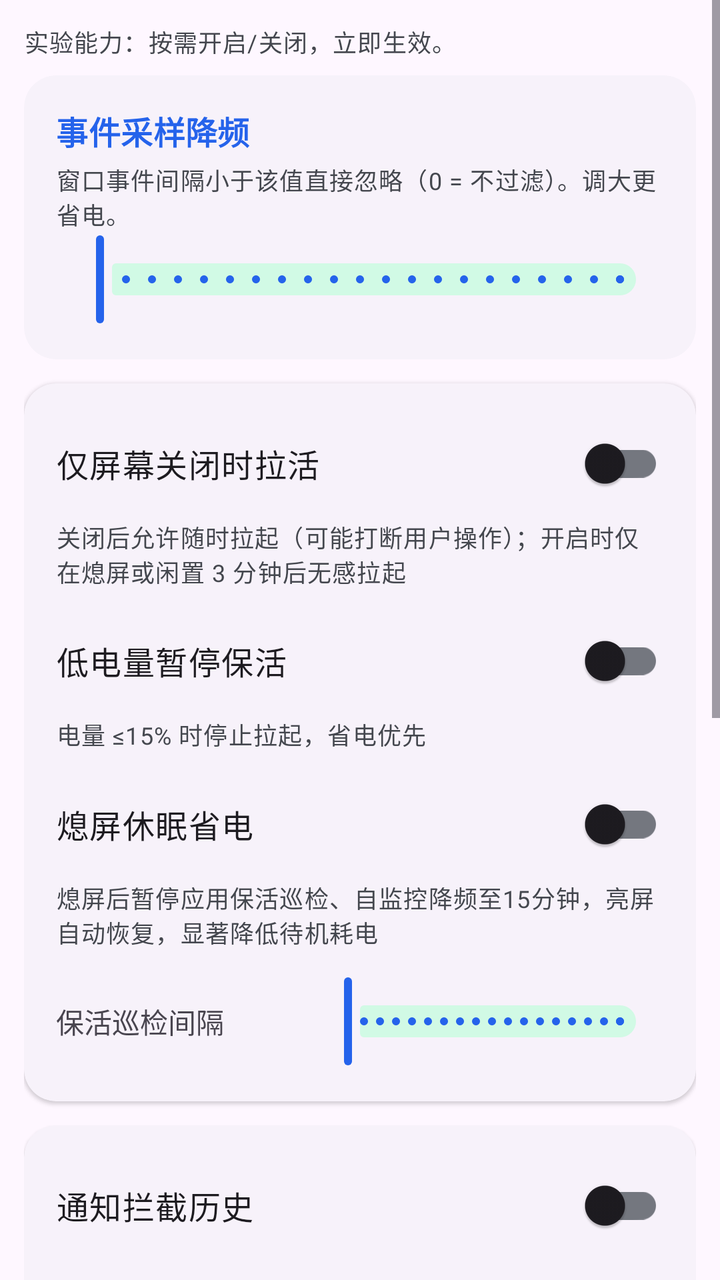
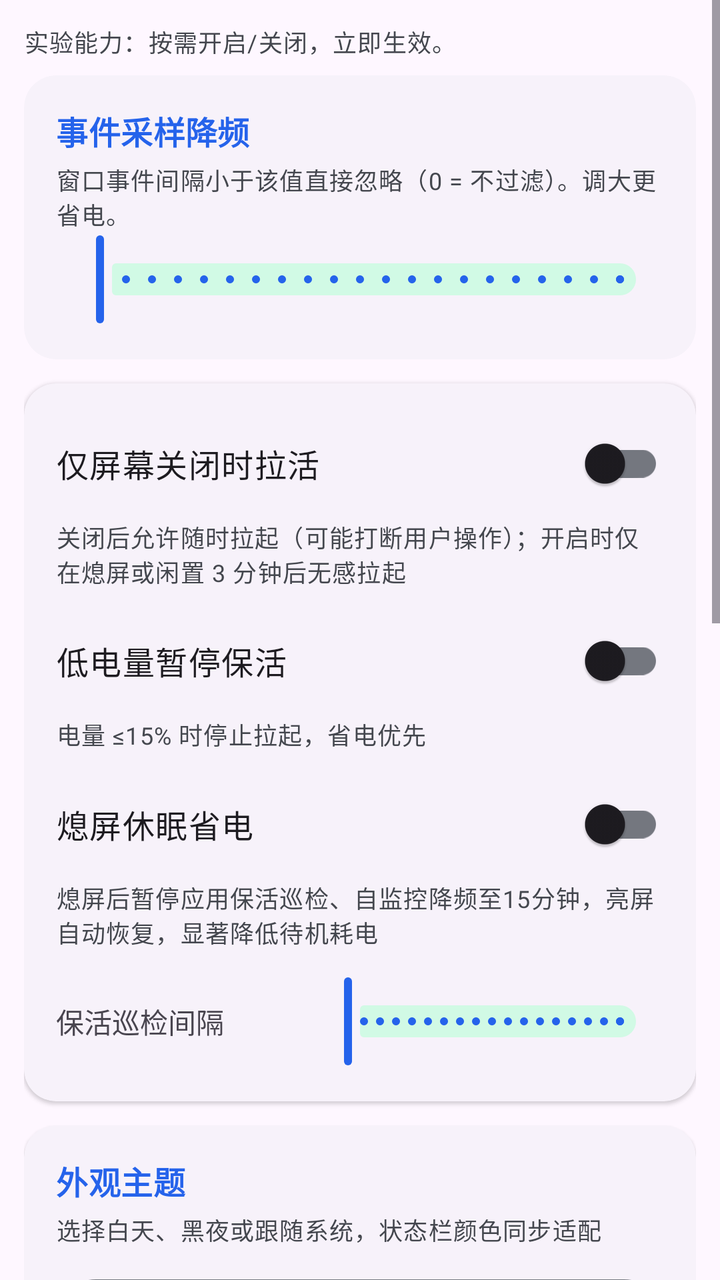

Before-and-after screenshots of an Android layout around one commit, followed by the original layout XML and the change that was made.
<!-- AndroidManifest.xml: application theme Theme.AccessibilityManagerPro -->
<!-- res/layout/fragment_exp.xml -->
<?xml version="1.0" encoding="utf-8"?>
<ScrollView xmlns:android="http://schemas.android.com/apk/res/android"
    xmlns:app="http://schemas.android.com/apk/res-auto"
    android:layout_width="match_parent"
    android:layout_height="match_parent"
    android:fillViewport="true"
    android:clipToPadding="false"
    android:paddingBottom="88dp">

    <LinearLayout
        android:layout_width="match_parent"
        android:layout_height="wrap_content"
        android:orientation="vertical"
        android:padding="12dp">

        <TextView
            android:layout_width="match_parent"
            android:layout_height="wrap_content"
            android:text="@string/exp_hint"
            android:textAppearance="?attr/textAppearanceBodySmall"
            android:textColor="?attr/colorOnSurfaceVariant" />

        
        <com.google.android.material.card.MaterialCardView
            style="@style/Widget.Card"
            android:layout_width="match_parent"
            android:layout_height="wrap_content"
            android:layout_marginTop="8dp">

            <LinearLayout
                android:layout_width="match_parent"
                android:layout_height="wrap_content"
                android:orientation="vertical"
                android:padding="16dp">

                <LinearLayout
                    android:layout_width="match_parent"
                    android:layout_height="wrap_content"
                    android:orientation="horizontal"
                    android:gravity="center_vertical">

                    <TextView
                        style="@style/TextAppearance.Section"
                        android:layout_width="0dp"
                        android:layout_height="wrap_content"
                        android:layout_weight="1"
                        android:text="@string/exp_throttle" />

                    <TextView
                        android:id="@+id/tv_throttle"
                        android:layout_width="wrap_content"
                        android:layout_height="wrap_content"
                        android:textColor="?attr/colorPrimary"
                        android:textStyle="bold" />
                </LinearLayout>

                <TextView
                    android:layout_width="match_parent"
                    android:layout_height="wrap_content"
                    android:layout_marginTop="4dp"
                    android:text="@string/exp_throttle_desc"
                    android:textAppearance="?attr/textAppearanceBodySmall"
                    android:textColor="?attr/colorOnSurfaceVariant" />

                <com.google.android.material.slider.Slider
                    android:id="@+id/slider_throttle"
                    android:layout_width="match_parent"
                    android:layout_height="wrap_content"
                    android:valueFrom="0"
                    android:valueTo="1000"
                    android:stepSize="50"
                    app:labelBehavior="gone" />
            </LinearLayout>
        </com.google.android.material.card.MaterialCardView>

        
        <com.google.android.material.card.MaterialCardView
            style="@style/Widget.Card"
            android:layout_width="match_parent"
            android:layout_height="wrap_content"
            android:layout_marginTop="12dp">

            <LinearLayout
                android:layout_width="match_parent"
                android:layout_height="wrap_content"
                android:orientation="vertical"
                android:padding="16dp">

                <LinearLayout
                    android:layout_width="match_parent"
                    android:layout_height="wrap_content"
                    android:orientation="horizontal"
                    android:gravity="center_vertical">

                    <TextView
                        android:layout_width="0dp"
                        android:layout_height="wrap_content"
                        android:layout_weight="1"
                        android:text="@string/exp_screenoff_only"
                        android:textAppearance="?attr/textAppearanceBodyLarge" />

                    <com.google.android.material.switchmaterial.SwitchMaterial
                        android:id="@+id/switch_screenoff"
                        android:layout_width="wrap_content"
                        android:layout_height="wrap_content" />
                </LinearLayout>

                <TextView
                    android:layout_width="match_parent"
                    android:layout_height="wrap_content"
                    android:layout_marginTop="4dp"
                    android:text="@string/exp_screenoff_only_desc"
                    android:textAppearance="?attr/textAppearanceBodySmall"
                    android:textColor="?attr/colorOnSurfaceVariant" />

                <LinearLayout
                    android:layout_width="match_parent"
                    android:layout_height="wrap_content"
                    android:orientation="horizontal"
                    android:gravity="center_vertical"
                    android:layout_marginTop="12dp">

                    <TextView
                        android:layout_width="0dp"
                        android:layout_height="wrap_content"
                        android:layout_weight="1"
                        android:text="@string/exp_low_battery"
                        android:textAppearance="?attr/textAppearanceBodyLarge" />

                    <com.google.android.material.switchmaterial.SwitchMaterial
                        android:id="@+id/switch_lowbattery"
                        android:layout_width="wrap_content"
                        android:layout_height="wrap_content" />
                </LinearLayout>

                <TextView
                    android:layout_width="match_parent"
                    android:layout_height="wrap_content"
                    android:layout_marginTop="4dp"
                    android:text="@string/exp_low_battery_desc"
                    android:textAppearance="?attr/textAppearanceBodySmall"
                    android:textColor="?attr/colorOnSurfaceVariant" />

                <LinearLayout
                    android:layout_width="match_parent"
                    android:layout_height="wrap_content"
                    android:orientation="horizontal"
                    android:gravity="center_vertical"
                    android:layout_marginTop="12dp">

                    <TextView
                        android:layout_width="0dp"
                        android:layout_height="wrap_content"
                        android:layout_weight="1"
                        android:text="@string/exp_doze_mode"
                        android:textAppearance="?attr/textAppearanceBodyLarge" />

                    <com.google.android.material.switchmaterial.SwitchMaterial
                        android:id="@+id/switch_doze"
                        android:layout_width="wrap_content"
                        android:layout_height="wrap_content" />
                </LinearLayout>

                <TextView
                    android:layout_width="match_parent"
                    android:layout_height="wrap_content"
                    android:layout_marginTop="4dp"
                    android:text="@string/exp_doze_mode_desc"
                    android:textAppearance="?attr/textAppearanceBodySmall"
                    android:textColor="?attr/colorOnSurfaceVariant" />

                <LinearLayout
                    android:layout_width="match_parent"
                    android:layout_height="wrap_content"
                    android:orientation="horizontal"
                    android:gravity="center_vertical"
                    android:layout_marginTop="12dp">

                    <TextView
                        android:layout_width="0dp"
                        android:layout_height="wrap_content"
                        android:layout_weight="1"
                        android:text="@string/exp_interval" />

                    <TextView
                        android:id="@+id/tv_interval"
                        android:layout_width="wrap_content"
                        android:layout_height="wrap_content"
                        android:textColor="?attr/colorPrimary"
                        android:textStyle="bold" />

                    <com.google.android.material.slider.Slider
                        android:id="@+id/slider_interval"
                        android:layout_width="180dp"
                        android:layout_height="wrap_content"
                        android:valueFrom="10"
                        android:valueTo="300"
                        android:stepSize="5"
                        app:labelBehavior="gone" />
                </LinearLayout>
            </LinearLayout>
        </com.google.android.material.card.MaterialCardView>

        
        <com.google.android.material.card.MaterialCardView
            style="@style/Widget.Card"
            android:layout_width="match_parent"
            android:layout_height="wrap_content"
            android:layout_marginTop="12dp">

            <LinearLayout
                android:layout_width="match_parent"
                android:layout_height="wrap_content"
                android:orientation="vertical"
                android:padding="16dp">

                <LinearLayout
                    android:layout_width="match_parent"
                    android:layout_height="wrap_content"
                    android:orientation="horizontal"
                    android:gravity="center_vertical">

                    <TextView
                        android:layout_width="0dp"
                        android:layout_height="wrap_content"
                        android:layout_weight="1"
                        android:text="@string/exp_notif_history"
                        android:textAppearance="?attr/textAppearanceBodyLarge" />

                    <com.google.android.material.switchmaterial.SwitchMaterial
                        android:id="@+id/switch_notif_history"
                        android:layout_width="wrap_content"
                        android:layout_height="wrap_content" />
                </LinearLayout>

                <LinearLayout
                    android:layout_width="match_parent"
                    android:layout_height="wrap_content"
                    android:orientation="horizontal"
                    android:gravity="center_vertical"
                    android:layout_marginTop="8dp">

                    <TextView
                        android:layout_width="0dp"
                        android:layout_height="wrap_content"
                        android:layout_weight="1"
                        android:text="@string/exp_notif_override"
                        android:textAppearance="?attr/textAppearanceBodyLarge" />

                    <com.google.android.material.switchmaterial.SwitchMaterial
                        android:id="@+id/switch_notif_override"
                        android:layout_width="wrap_content"
                        android:layout_height="wrap_content" />
                </LinearLayout>

                <TextView
                    android:layout_width="match_parent"
                    android:layout_height="wrap_content"
                    android:layout_marginTop="4dp"
                    android:text="@string/exp_notif_override_desc"
                    android:textAppearance="?attr/textAppearanceBodySmall"
                    android:textColor="?attr/colorOnSurfaceVariant" />
            </LinearLayout>
        </com.google.android.material.card.MaterialCardView>

        
        <com.google.android.material.card.MaterialCardView
            style="@style/Widget.Card"
            android:layout_width="match_parent"
            android:layout_height="wrap_content"
            android:layout_marginTop="12dp">

            <LinearLayout
                android:layout_width="match_parent"
                android:layout_height="wrap_content"
                android:orientation="vertical"
                android:padding="16dp">

                <TextView
                    style="@style/TextAppearance.Section"
                    android:layout_width="wrap_content"
                    android:layout_height="wrap_content"
                    android:text="@string/exp_tools" />

                <TextView
                    android:id="@+id/tv_selftest"
                    android:layout_width="match_parent"
                    android:layout_height="wrap_content"
                    android:layout_marginTop="8dp"
                    android:textAppearance="?attr/textAppearanceBodyMedium" />

                <com.google.android.material.button.MaterialButton
                    android:id="@+id/btn_root_check"
                    style="@style/Widget.Material3.Button.TonalButton"
                    android:layout_width="wrap_content"
                    android:layout_height="wrap_content"
                    android:layout_marginTop="8dp"
                    android:text="@string/exp_root_check" />

                <com.google.android.material.button.MaterialButton
                    android:id="@+id/btn_relaunch_test"
                    style="@style/Widget.Material3.Button.TonalButton"
                    android:layout_width="wrap_content"
                    android:layout_height="wrap_content"
                    android:layout_marginTop="8dp"
                    android:text="@string/exp_relaunch_test" />

                <TextView
                    android:id="@+id/tv_about"
                    android:layout_width="match_parent"
                    android:layout_height="wrap_content"
                    android:layout_marginTop="12dp"
                    android:textAppearance="?attr/textAppearanceBodySmall"
                    android:textColor="?attr/colorOnSurfaceVariant" />
            </LinearLayout>
        </com.google.android.material.card.MaterialCardView>
    </LinearLayout>
</ScrollView>
<!-- resources referenced by this layout -->
<resources>
  <string name="exp_doze_mode">熄屏休眠省电</string>
  <string name="exp_doze_mode_desc">熄屏后暂停应用保活巡检、自监控降频至15分钟，亮屏自动恢复，显著降低待机耗电</string>
  <string name="exp_hint">实验能力：按需开启/关闭，立即生效。</string>
  <string name="exp_interval">保活巡检间隔</string>
  <string name="exp_low_battery">低电量暂停保活</string>
  <string name="exp_low_battery_desc">电量 ≤15% 时停止拉起，省电优先</string>
  <string name="exp_notif_history">通知拦截历史</string>
  <string name="exp_notif_override">精细调控通道</string>
  <string name="exp_notif_override_desc">尝试用系统命令升降级通知重要性（需 Root/Shizuku/ADB + Android 14+）</string>
  <string name="exp_relaunch_test">测试拉起首个保活应用</string>
  <string name="exp_root_check">检测 Root 权限</string>
  <string name="exp_screenoff_only">仅屏幕关闭时拉活</string>
  <string name="exp_screenoff_only_desc">关闭后允许随时拉起（可能打断用户操作）；开启时仅在熄屏或闲置 3 分钟后无感拉起</string>
  <string name="exp_throttle">事件采样降频</string>
  <string name="exp_throttle_desc">窗口事件间隔小于该值直接忽略（0 = 不过滤）。调大更省电。</string>
  <string name="exp_tools">自检与工具</string>
  <style name="TextAppearance.Section" parent="TextAppearance.Material3.TitleMedium">
          <item name="android:textColor">?attr/colorPrimary</item>
          <item name="android:textStyle">bold</item>
      </style>
  <style name="Widget.Card" parent="Widget.Material3.CardView.Elevated">
          <item name="cardCornerRadius">16dp</item>
          <item name="cardElevation">1dp</item>
          <item name="strokeWidth">0dp</item>
      </style>
  <style name="Theme.AccessibilityManagerPro" parent="Theme.Material3.DayNight.NoActionBar">
          <item name="colorPrimary">@color/primary</item>
          <item name="colorOnPrimary">@color/on_primary</item>
          <item name="colorPrimaryContainer">@color/primary_container</item>
          <item name="colorOnPrimaryContainer">@color/on_primary_container</item>
          <item name="colorSecondary">@color/secondary</item>
          <item name="colorOnSecondary">@color/on_secondary</item>
          <item name="colorSecondaryContainer">@color/secondary_container</item>
          <item name="colorOnSecondaryContainer">@color/on_secondary_container</item>
          <item name="colorSurfaceVariant">@color/surface_variant</item>
          <item name="colorOnSurfaceVariant">@color/on_surface_variant</item>
          <item name="colorOutline">@color/outline</item>
          <item name="android:windowBackground">?attr/colorSurface</item>
      </style>
  <color name="primary">#2563EB</color>
  <color name="on_primary">#FFFFFF</color>
  <color name="primary_container">#DBEAFE</color>
  <color name="on_primary_container">#1E3A8A</color>
  <color name="secondary">#059669</color>
  <color name="on_secondary">#FFFFFF</color>
  <color name="secondary_container">#D1FAE5</color>
  <color name="on_secondary_container">#064E3B</color>
  <color name="surface_variant">#EEF1F6</color>
  <color name="on_surface_variant">#44474E</color>
  <color name="outline">#74777F</color>
</resources>

<!-- the commit's change to res/layout/fragment_exp.xml (unified diff, before → after) -->
@@ -214,6 +214,68 @@
                 android:orientation="vertical"
                 android:padding="16dp">
 
+                <TextView
+                    style="@style/TextAppearance.Section"
+                    android:layout_width="match_parent"
+                    android:layout_height="wrap_content"
+                    android:text="@string/exp_theme" />
+
+                <TextView
+                    android:layout_width="match_parent"
+                    android:layout_height="wrap_content"
+                    android:layout_marginTop="4dp"
+                    android:text="@string/exp_theme_desc"
+                    android:textAppearance="?attr/textAppearanceBodySmall"
+                    android:textColor="?attr/colorOnSurfaceVariant" />
+
+                <com.google.android.material.button.MaterialButtonToggleGroup
+                    android:id="@+id/theme_toggle"
+                    android:layout_width="match_parent"
+                    android:layout_height="wrap_content"
+                    android:layout_marginTop="12dp"
+                    app:singleSelection="true"
+                    app:selectionRequired="true">
+
+                    <com.google.android.material.button.MaterialButton
+                        android:id="@+id/btn_theme_light"
+                        style="@style/Widget.Material3.Button.OutlinedButton"
+                        android:layout_width="0dp"
+                        android:layout_height="wrap_content"
+                        android:layout_weight="1"
+                        android:text="@string/exp_theme_light" />
+
+                    <com.google.android.material.button.MaterialButton
+                        android:id="@+id/btn_theme_dark"
+                        style="@style/Widget.Material3.Button.OutlinedButton"
+                        android:layout_width="0dp"
+                        android:layout_height="wrap_content"
+                        android:layout_weight="1"
+                        android:text="@string/exp_theme_dark" />
+
+                    <com.google.android.material.button.MaterialButton
+                        android:id="@+id/btn_theme_system"
+                        style="@style/Widget.Material3.Button.OutlinedButton"
+                        android:layout_width="0dp"
+                        android:layout_height="wrap_content"
+                        android:layout_weight="1"
+                        android:text="@string/exp_theme_system" />
+                </com.google.android.material.button.MaterialButtonToggleGroup>
+            </LinearLayout>
+        </com.google.android.material.card.MaterialCardView>
+
+        
+        <com.google.android.material.card.MaterialCardView
+            style="@style/Widget.Card"
+            android:layout_width="match_parent"
+            android:layout_height="wrap_content"
+            android:layout_marginTop="12dp">
+
+            <LinearLayout
+                android:layout_width="match_parent"
+                android:layout_height="wrap_content"
+                android:orientation="vertical"
+                android:padding="16dp">
+
                 <LinearLayout
                     android:layout_width="match_parent"
                     android:layout_height="wrap_content"
<!-- resource entries referenced after the edit -->
@@ -13,6 +13,11 @@
   <string name="exp_root_check">检测 Root 权限</string>
   <string name="exp_screenoff_only">仅屏幕关闭时拉活</string>
   <string name="exp_screenoff_only_desc">关闭后允许随时拉起（可能打断用户操作）；开启时仅在熄屏或闲置 3 分钟后无感拉起</string>
+  <string name="exp_theme">外观主题</string>
+  <string name="exp_theme_dark">黑夜</string>
+  <string name="exp_theme_desc">选择白天、黑夜或跟随系统，状态栏颜色同步适配</string>
+  <string name="exp_theme_light">白天</string>
+  <string name="exp_theme_system">跟随系统</string>
   <string name="exp_throttle">事件采样降频</string>
   <string name="exp_throttle_desc">窗口事件间隔小于该值直接忽略（0 = 不过滤）。调大更省电。</string>
   <string name="exp_tools">自检与工具</string>
